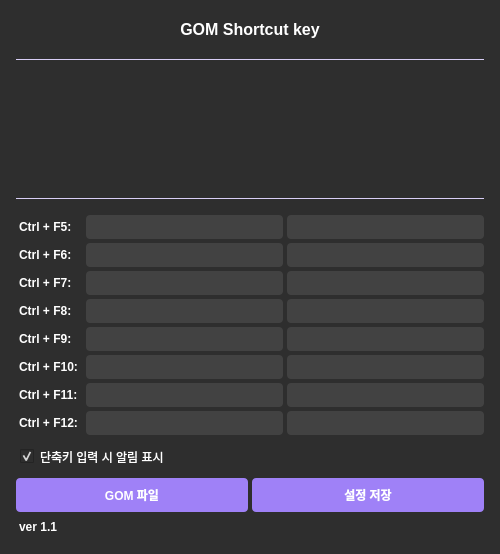
The window that shortcut.ui (gomsemarie/gom-shortcut-key) describes before a commit, drawn with Qt 5.
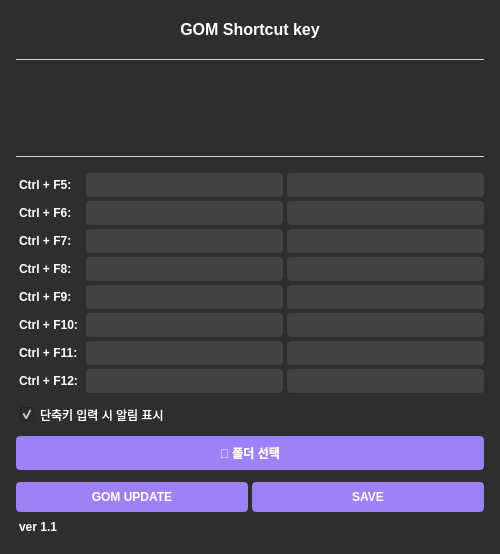
The same window after the commit.

Diff of the .ui file:
```diff
--- a/shortcut.ui
+++ b/shortcut.ui
@@ -219,19 +219,30 @@
       </property>
      </widget>
     </item>
+    <item>
+     <layout class="QHBoxLayout" name="installedLayout">
+      <item>
+       <widget class="QPushButton" name="selectPathButton">
+        <property name="text">
+         <string>📁 폴더 선택</string>
+        </property>
+       </widget>
+      </item>
+     </layout>
+    </item>
     <item>
      <layout class="QHBoxLayout" name="buttonLayout">
       <item>
        <widget class="QPushButton" name="fileButton">
         <property name="text">
-         <string>GOM 파일</string>
+         <string>GOM UPDATE</string>
         </property>
        </widget>
       </item>
       <item>
        <widget class="QPushButton" name="saveButton">
         <property name="text">
-         <string>설정 저장</string>
+         <string>SAVE</string>
         </property>
        </widget>
       </item>
```
Left out of the diff: 2 changed lines with no effect on the pictures.
